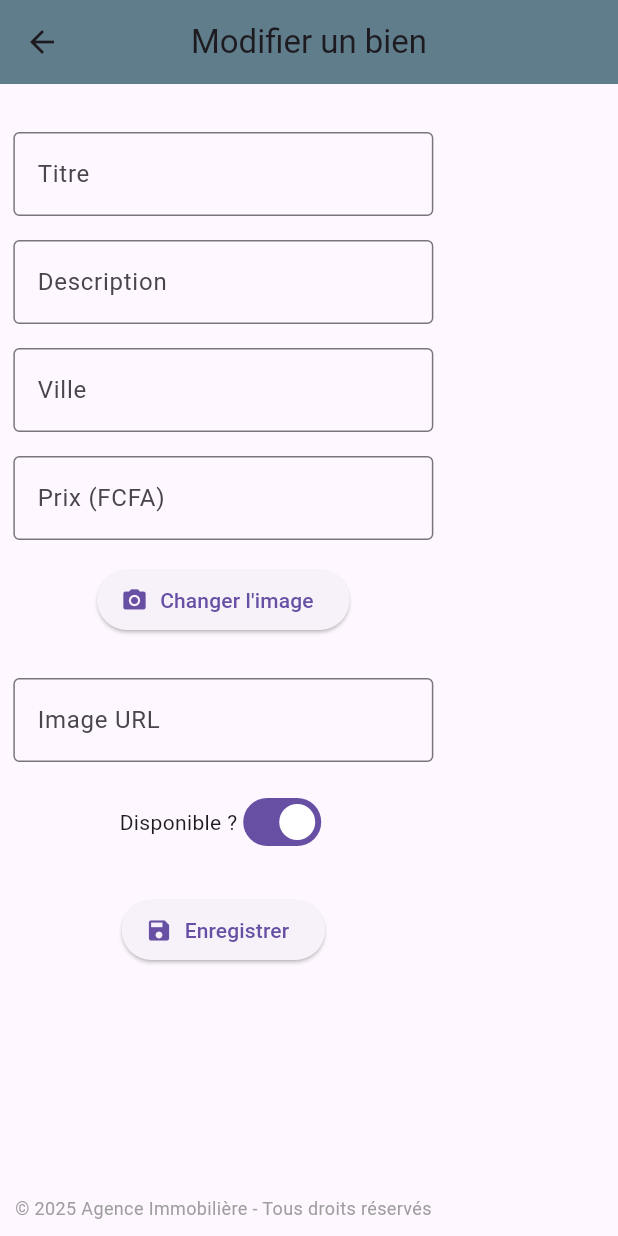
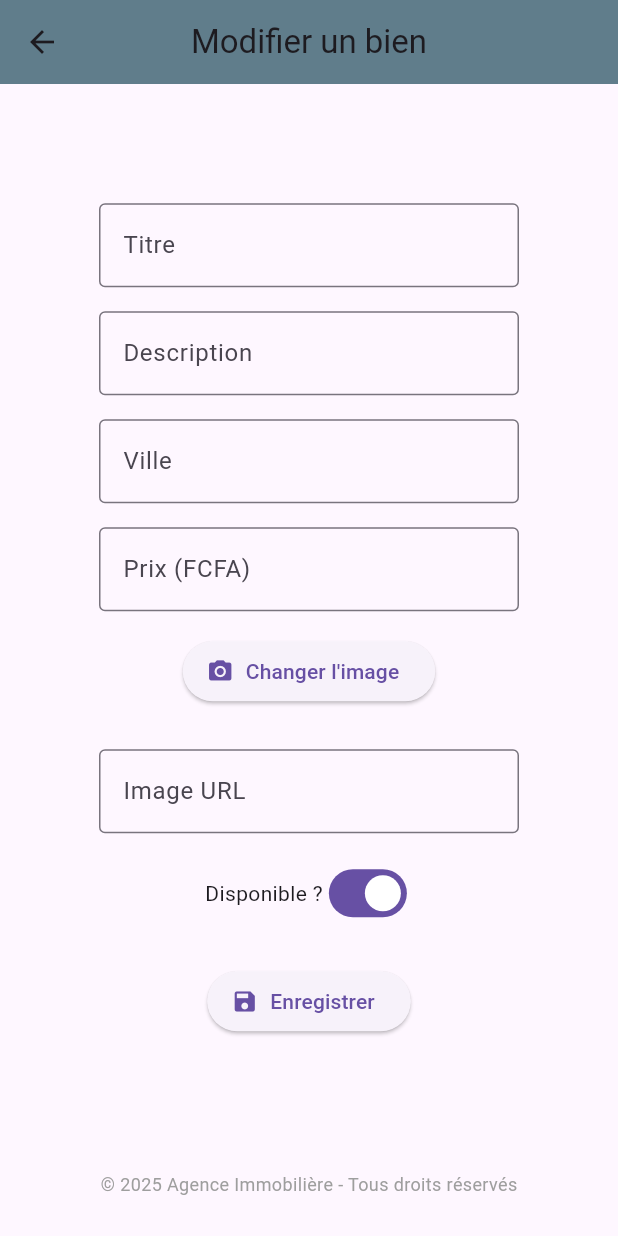
Before and after one commit to Mohamed-developpeur-web/agence_immobiliere, a Flutter app: the EditBienPage screen opened by its route, on a phone screen of 412 x 824 dp. Run offline on Flutter 3.47's test engine with Material 3 defaults, Android fonts, the light colour scheme and no system bars; our stand-ins replace cloud_firestore, firebase_auth, firebase_core, firebase_storage, flutter_image_compress, image_picker and 1 more; accounts and stored records are empty.

Commit message:
Ajout ou mise à jour des fichiers

```diff
--- a/lib/pages/edit_bien_page.dart
+++ b/lib/pages/edit_bien_page.dart
@@ -142,11 +142,18 @@ class _EditBienPageState extends State<EditBienPage> {
       centerTitle: true,
       backgroundColor: Colors.blueGrey,
     ),
-      body: Column(
-        mainAxisAlignment: MainAxisAlignment.spaceBetween,
+    body: LayoutBuilder(
+      builder: (context, constraints) {
+        return SingleChildScrollView(
+          child: ConstrainedBox(
+            constraints: BoxConstraints(minHeight: constraints.maxHeight),
+            child: IntrinsicHeight(
+              child: Column(
+                crossAxisAlignment: CrossAxisAlignment.center,
                 children: [
                   Expanded(
-            child: SingleChildScrollView(
+                    child: Center(
+                      child: Padding(
                         padding: const EdgeInsets.symmetric(vertical: 32),
                         child: Column(
                           mainAxisSize: MainAxisSize.min,
@@ -194,8 +201,17 @@ class _EditBienPageState extends State<EditBienPage> {
                         ),
                       ),
                     ),
-          const AppFooter(),
+                  ),
+                  const Padding(
+                    padding: EdgeInsets.only(bottom: 16),
+                    child: Center(child: AppFooter()),
+                  ),
                 ],
+              ),
+            ),
+          ),
+        );
+      },
     ),
   );
 }
--- a/lib/pages/login_page.dart
+++ b/lib/pages/login_page.dart
@@ -64,7 +64,6 @@ class _LoginPageState extends State<LoginPage> {
               child: SingleChildScrollView(
                 padding: const EdgeInsets.symmetric(vertical: 32),
                 child: Column(
-                  mainAxisSize: MainAxisSize.min,
                   children: [
                     const Text("Connexion", style: TextStyle(fontSize: 22, fontWeight: FontWeight.bold)),
                     const SizedBox(height: 32),
--- a/lib/pages/register_page.dart
+++ b/lib/pages/register_page.dart
@@ -65,7 +65,6 @@ class _RegisterPageState extends State<RegisterPage> {
               child: SingleChildScrollView(
                 padding: const EdgeInsets.symmetric(vertical: 32),
                 child: Column(
-                  mainAxisSize: MainAxisSize.min,
                   children: [
                     const Text("Inscription", style: TextStyle(fontSize: 22, fontWeight: FontWeight.bold)),
                     const SizedBox(height: 32),
```
Also changed, not shown: lib/main.dart (+1 -32 lines), lib/pages/dashboard_page.dart (+1 -8 lines), pubspec.yaml (+11 -2 lines), lib/firebase_options.dart, pubspec.lock. Lines whose indentation alone changed are shown as unchanged.
